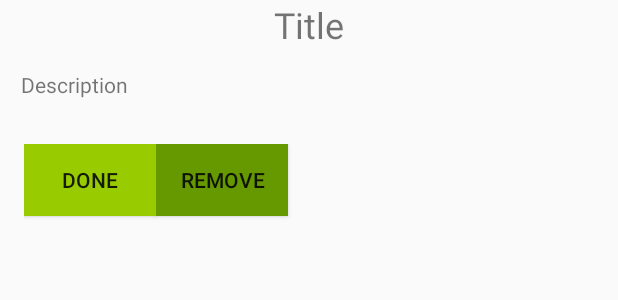
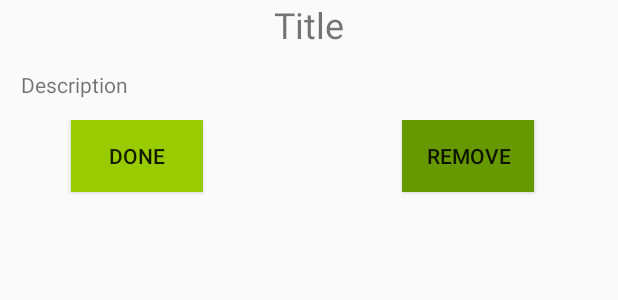
Before and after one commit to NikolaObradovicJohnny/ToDoTaskList, an Android app: the layout activity_task.xml on its own in the app's theme, with its tools: preview values and no code run, on a phone screen of 412 x 824 dp. Shown: the top 300 px of the screen. Run offline under Robolectric (Android 15) with nearby library versions, the phone set to English and light mode, and no system bars.

Commit message:
Uradjen prikaz Taska i jos po nesto.

```diff
--- a/app/src/main/AndroidManifest.xml
+++ b/app/src/main/AndroidManifest.xml
@@ -21,6 +21,7 @@
         <activity android:name=".activity.AddTaskActivity_" />
         <activity android:name=".activity.LoginActivity_" />
         <activity android:name=".activity.RegisterActivity_" />
+        <activity android:name=".activity.TaskActivity_" />
     </application>
 
 </manifest>
--- a/app/src/main/java/eu/execom/todolistgrouptwo/model/Task.java
+++ b/app/src/main/java/eu/execom/todolistgrouptwo/model/Task.java
@@ -81,7 +81,7 @@ public class Task {
 
     @Override
     public String toString() {
-        return "Task{" +
+        return "Task{" + "id=" + id +
                 "title='" + title + '\'' +
                 ", description='" + description + '\'' +
                 '}';
--- a/app/src/main/res/layout/activity_task.xml
+++ b/app/src/main/res/layout/activity_task.xml
@@ -5,7 +5,7 @@
     android:layout_height="match_parent">
 
     <TextView
-        android:id="@+id/title"
+        android:id="@+id/titleTV"
         android:layout_width="match_parent"
         android:layout_height="wrap_content"
         android:textSize="24sp"
@@ -13,14 +13,14 @@
         android:textAlignment="center"/>
 
     <TextView
-        android:id="@+id/description"
+        android:id="@+id/descriptionTV"
         android:layout_width="match_parent"
         android:layout_height="wrap_content"
         android:text="@string/description"
         android:padding="14dp"/>
 
-    <LinearLayout
-        android:padding="@dimen/fab_margin"
+    <GridLayout
+        android:layout_above="@id/descriptionTV"
         android:layout_width="match_parent"
         android:layout_height="match_parent"
         android:orientation="horizontal">
@@ -30,15 +30,22 @@
         android:layout_width="wrap_content"
         android:layout_height="wrap_content"
         android:text="Done"
-            android:background="@color/colorPrimary"/>
+        android:background="@color/colorPrimary"
+        android:layout_marginLeft="47dp"
+        android:layout_marginStart="47dp"
+        android:layout_gravity="left"/>
 
     <Button
         android:id="@+id/btnRemove"
         android:layout_width="wrap_content"
         android:layout_height="wrap_content"
         android:text="Remove"
-            android:background="@color/colorPrimaryDark"/>
+        android:background="@color/colorPrimaryDark"
+        android:layout_marginRight="56dp"
+        android:layout_marginEnd="56dp"
+        android:layout_gravity="right"/>
+
+
+    </GridLayout>
 
 </LinearLayout>
-
-</LinearLayout>
```
Also changed, not shown: app/src/main/java/eu/execom/todolistgrouptwo/activity/HomeActivity.java (+21 -8 lines), app/src/main/java/eu/execom/todolistgrouptwo/activity/TaskActivity.java (+43 -13 lines). Lines whose indentation alone changed are shown as unchanged.
